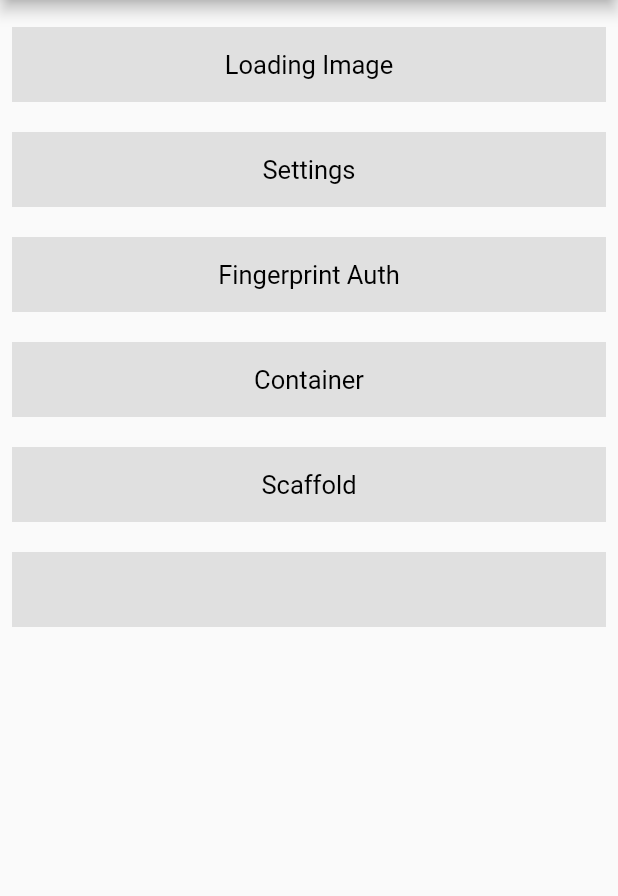
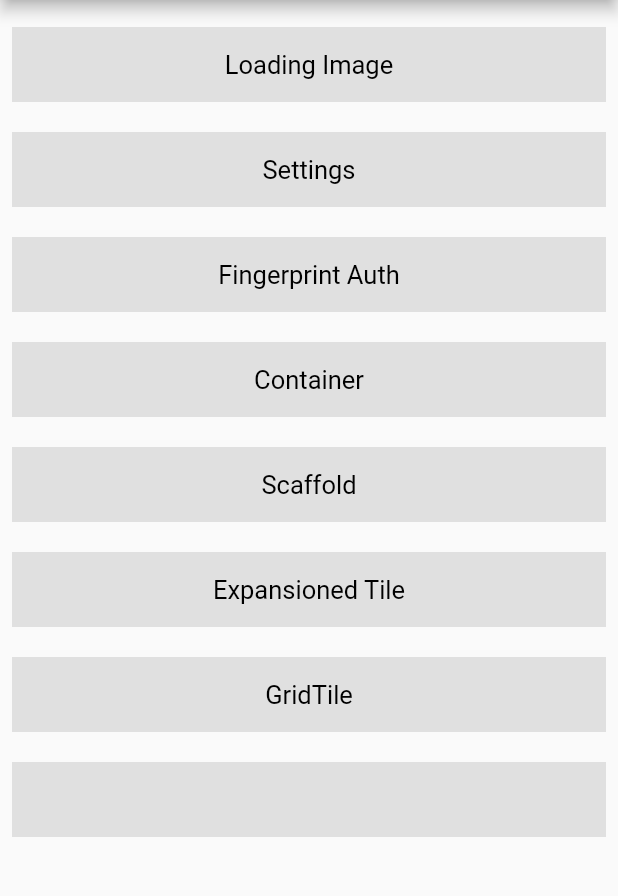
Before and after one commit to evansmwenda/flutterWidgets, a Flutter app: the screen it shows after launch, on a phone screen of 412 x 824 dp, the part 84-980 px from its top. Run offline on Flutter 3.47's test engine with Material 2 defaults, Android fonts, the phone set to English and light mode, and no system bars; our stand-ins replace local_auth; missing offline and left inert: dart:ffi.

Commit message:
added gridview

```diff
--- a/lib/main.dart
+++ b/lib/main.dart
@@ -1,6 +1,8 @@
 import 'package:flutter/material.dart';
 import 'package:flutter_demo/screens/container.dart';
+import 'package:flutter_demo/screens/expansion_panel.dart';
 import 'package:flutter_demo/screens/fingerprint_auth.dart';
+import 'package:flutter_demo/screens/gridtile.dart';
 import 'package:flutter_demo/screens/homepage.dart';
 import 'package:flutter_demo/screens/scaffold.dart';
 import 'package:flutter_demo/screens/settings.dart';
@@ -25,6 +27,8 @@ void main() {
         FingerPrintAuth.routeName: (context) => FingerPrintAuth(),//FingerPrintAuth
         ContainerWidget.routeName: (context) => ContainerWidget(),//ContainerWidget
         ScaffoldWidget.routeName: (context) => ScaffoldWidget(),//ScaffoldWidget
+        ExpansionedTile.routeName: (context) => ExpansionedTile(),//ScaffoldWidget
+        GridTileWidget.routeName: (context) => GridTileWidget(),//GridTileWidget
 
 
       },
--- a/lib/screens/homepage.dart
+++ b/lib/screens/homepage.dart
@@ -1,6 +1,8 @@
 import 'package:flutter/material.dart';
 import 'package:flutter_demo/screens/container.dart';
+import 'package:flutter_demo/screens/expansion_panel.dart';
 import 'package:flutter_demo/screens/fingerprint_auth.dart';
+import 'package:flutter_demo/screens/gridtile.dart';
 import 'package:flutter_demo/screens/scaffold.dart';
 import 'package:flutter_demo/screens/settings.dart';
 import 'package:flutter_demo/widgets/loadingimage.dart';
@@ -27,6 +29,13 @@ class Homepage extends StatelessWidget {
     void _gotoScaffoldWidget() {
       Navigator.pushNamed(context, ScaffoldWidget.routeName);
     }
+    void _gotoExpansionTile() {
+      Navigator.pushNamed(context, ExpansionedTile.routeName);
+    }
+    void _gotoGridTileWidget() {
+      Navigator.pushNamed(context, GridTileWidget.routeName);
+    }
+
 
     return Scaffold(
         appBar: AppBar(
@@ -123,6 +132,40 @@ class Homepage extends StatelessWidget {
             GestureDetector(
               onTap: () {
                 // handlers[index];
+                _gotoExpansionTile();
+              },
+              child: Container(
+                height: 50,
+                margin: EdgeInsets.symmetric(vertical: 10),
+                color: Colors.grey[300],
+                child: Center(
+                  child: Text(
+                    'Expansioned Tile',
+                    style: TextStyle(color: Colors.black, fontSize: 17),
+                  ),
+                ),
+              ),
+            ),
+            GestureDetector(
+              onTap: () {
+                // handlers[index];
+                _gotoGridTileWidget();
+              },
+              child: Container(
+                height: 50,
+                margin: EdgeInsets.symmetric(vertical: 10),
+                color: Colors.grey[300],
+                child: Center(
+                  child: Text(
+                    'GridTile',
+                    style: TextStyle(color: Colors.black, fontSize: 17),
+                  ),
+                ),
+              ),
+            ),
+            GestureDetector(
+              onTap: () {
+                // handlers[index];
               },
               child: Container(
                 height: 50,
```
Also changed, not shown: lib/screens/expansion_panel.dart (added, +16 -0 lines), lib/screens/gridtile.dart (added, +43 -0 lines).
